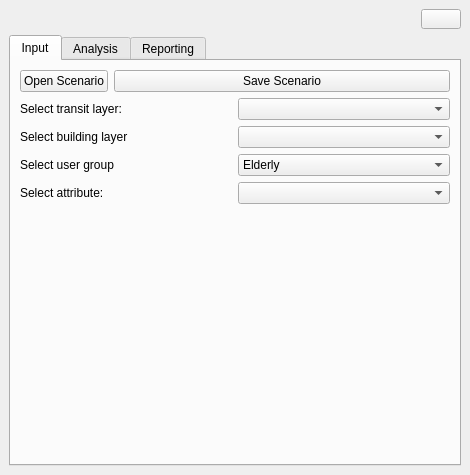
Qt form SpatialDecision/spatial_decision_dockwidget_base.ui (Matthie456/Bon_DenDuijn) before a commit.
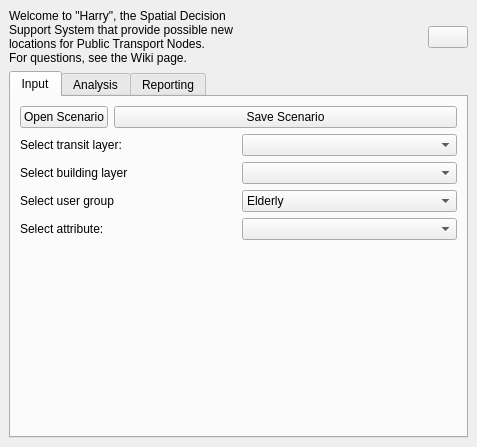
The same form after that commit. Icons and pictures are not drawn.

Commit message: Both icons work!

Patch:
```diff
--- a/SpatialDecision/spatial_decision_dockwidget_base.ui
+++ b/SpatialDecision/spatial_decision_dockwidget_base.ui
@@ -6,8 +6,8 @@
    <rect>
     <x>0</x>
     <y>0</y>
-    <width>470</width>
-    <height>475</height>
+    <width>477</width>
+    <height>447</height>
    </rect>
   </property>
   <property name="windowTitle">
@@ -16,8 +16,19 @@
   <widget class="QWidget" name="dockWidgetContents">
    <layout class="QVBoxLayout" name="verticalLayout_4">
     <item>
-     <layout class="QGridLayout" name="gridLayout">
-      <item row="0" column="0">
+     <layout class="QHBoxLayout" name="horizontalLayout_2">
+      <item>
+       <widget class="QLabel" name="label_4">
+        <property name="text">
+         <string>Welcome to &quot;Harry&quot;, the Spatial Decision Support System that provide possible new locations for Public Transport Nodes. 
+For questions, see the Wiki page.</string>
+        </property>
+        <property name="wordWrap">
+         <bool>true</bool>
+        </property>
+       </widget>
+      </item>
+      <item>
        <spacer name="horizontalSpacer_2">
         <property name="orientation">
          <enum>Qt::Horizontal</enum>
@@ -30,30 +41,23 @@
         </property>
        </spacer>
       </item>
-      <item row="0" column="1">
+      <item>
        <widget class="QPushButton" name="wikipushButton">
-        <property name="minimumSize">
-         <size>
-          <width>16</width>
-          <height>16</height>
-         </size>
-        </property>
         <property name="toolTip">
          <string>&lt;html&gt;&lt;head/&gt;&lt;body&gt;&lt;p&gt;Go to the wiki page of 'Harry'&lt;/p&gt;&lt;/body&gt;&lt;/html&gt;</string>
         </property>
-        <property name="text">
-         <string/>
-        </property>
-        <property name="icon">
-         <iconset>
-          <normaloff>icons/question.png</normaloff>icons/question.png</iconset>
-        </property>
         <property name="iconSize">
          <size>
-          <width>16</width>
-          <height>16</height>
+          <width>24</width>
+          <height>24</height>
          </size>
         </property>
+        <property name="autoDefault">
+         <bool>false</bool>
+        </property>
+        <property name="default">
+         <bool>false</bool>
+        </property>
        </widget>
       </item>
      </layout>
@@ -146,30 +150,6 @@
           </item>
          </layout>
         </item>
-        <item>
-         <layout class="QHBoxLayout" name="horizontalLayout_2">
-          <item>
-           <widget class="QLabel" name="iconLabel">
-            <property name="text">
-             <string/>
-            </property>
-           </widget>
-          </item>
-          <item>
-           <spacer name="horizontalSpacer_3">
-            <property name="orientation">
-             <enum>Qt::Horizontal</enum>
-            </property>
-            <property name="sizeHint" stdset="0">
-             <size>
-              <width>40</width>
-              <height>20</height>
-             </size>
-            </property>
-           </spacer>
-          </item>
-         </layout>
-        </item>
         <item>
          <spacer name="verticalSpacer">
           <property name="orientation">
```
The commit also changes 7 other files.
